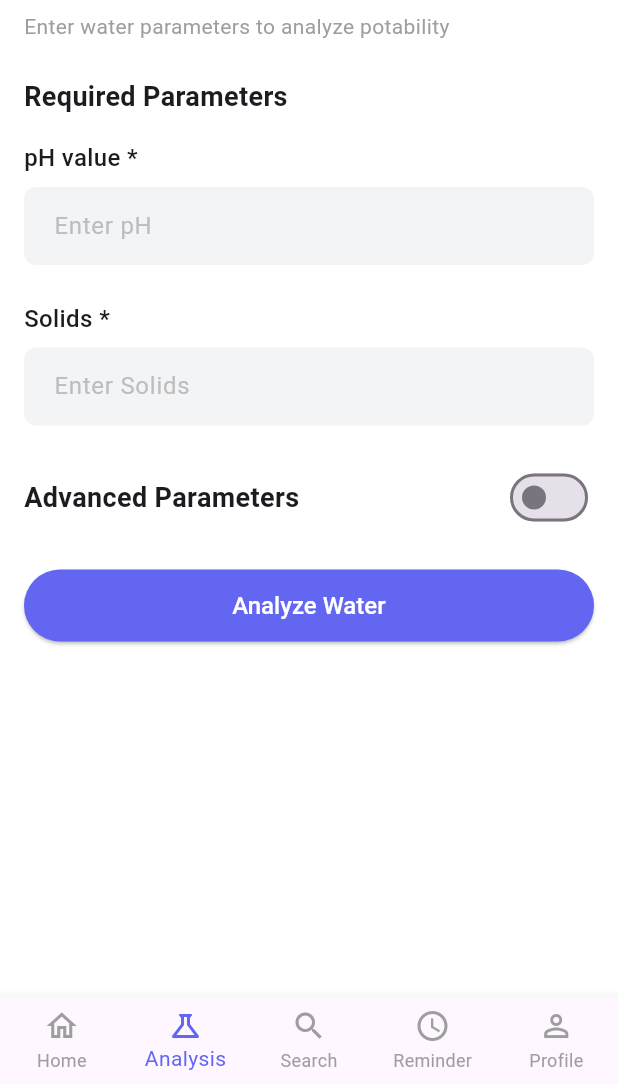
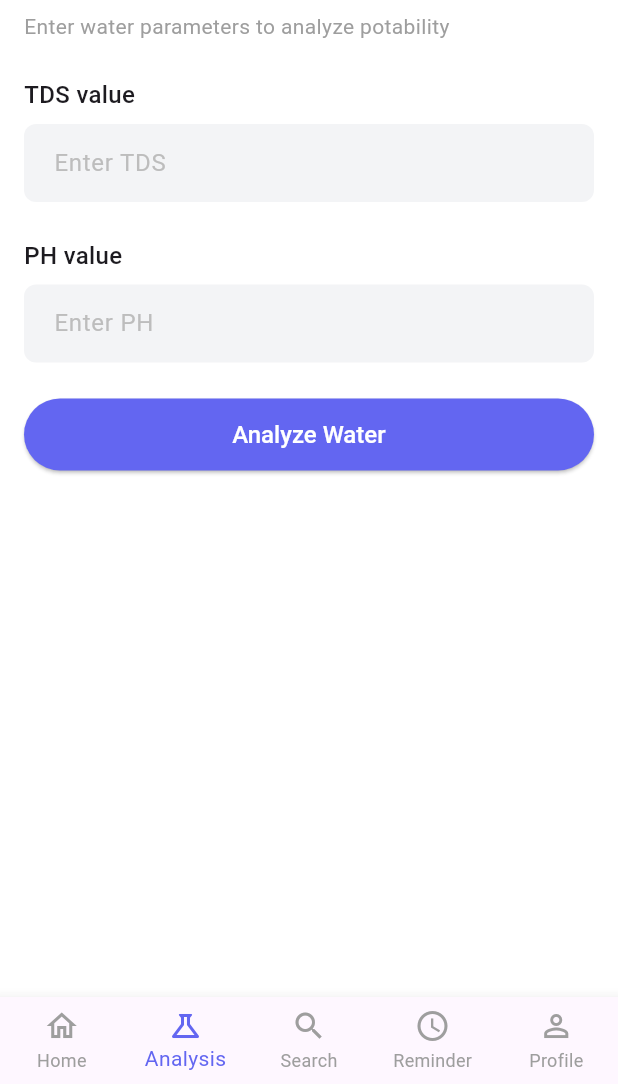
Before and after one commit to huixin0126/water_quality_analysis, a Flutter app: the WaterAnalysisPage screen opened by its route, on a phone screen of 412 x 824 dp, the part 152-1236 px from its top. Run offline on Flutter 3.47's test engine with Material 3 defaults, Android fonts, the light colour scheme and no system bars; our stand-ins replace cloud_firestore, firebase_auth, firebase_core, firebase_storage, fl_chart, flutter_local_notifications and 3 more; missing offline and left inert: flutter_app_badger, tflite_flutter; accounts and stored records are empty.

Commit message:
water_analysis_phtds

```diff
--- a/lib/pages/water_analysis_page.dart
+++ b/lib/pages/water_analysis_page.dart
@@ -11,41 +11,25 @@ class WaterAnalysisPage extends StatefulWidget {
 }
 
 class _WaterAnalysisPageState extends State<WaterAnalysisPage> {
+  final TextEditingController _tdsController = TextEditingController();
   final TextEditingController _phController = TextEditingController();
-  final TextEditingController _solidsController = TextEditingController();
-  final TextEditingController _hardnessController = TextEditingController();
-  final TextEditingController _chloraminesController = TextEditingController();
-  final TextEditingController _sulfateController = TextEditingController();
-  final TextEditingController _conductivityController = TextEditingController();
-  final TextEditingController _organicCarbonController = TextEditingController();
-  final TextEditingController _trihalomethanesController = TextEditingController();
-  final TextEditingController _turbidityController = TextEditingController();
-
   bool _isAnalyzing = false;
-  bool _showAdvancedOptions = false;
   final WaterPotabilityService _potabilityService = WaterPotabilityService();
   final WaterAnalysisFirestoreService _firestoreService = WaterAnalysisFirestoreService();
 
   @override
   void dispose() {
+    _tdsController.dispose();
     _phController.dispose();
-    _solidsController.dispose();
-    _hardnessController.dispose();
-    _chloraminesController.dispose();
-    _sulfateController.dispose();
-    _conductivityController.dispose();
-    _organicCarbonController.dispose();
-    _trihalomethanesController.dispose();
-    _turbidityController.dispose();
     super.dispose();
   }
 
   void _analyzeWater() async {
-    // Validate required inputs
-    if (_phController.text.isEmpty || _solidsController.text.isEmpty) {
+    // Validate inputs
+    if (_tdsController.text.isEmpty || _phController.text.isEmpty) {
       ScaffoldMessenger.of(context).showSnackBar(
         const SnackBar(
-          content: Text('Please enter both pH and Solids values'),
+          content: Text('Please enter both TDS and pH values'),
           backgroundColor: Colors.red,
         ),
       );
@@ -53,8 +37,8 @@ class _WaterAnalysisPageState extends State<WaterAnalysisPage> {
     }
 
     try {
+      final double tds = double.parse(_tdsController.text);
       final double ph = double.parse(_phController.text);
-      final double solids = double.parse(_solidsController.text);
 
       // Validate ranges
       if (ph < 0 || ph > 14) {
@@ -67,10 +51,10 @@ class _WaterAnalysisPageState extends State<WaterAnalysisPage> {
         return;
       }
 
-      if (solids < 0) {
+      if (tds < 0) {
         ScaffoldMessenger.of(context).showSnackBar(
           const SnackBar(
-            content: Text('Solids cannot be negative'),
+            content: Text('TDS cannot be negative'),
             backgroundColor: Colors.red,
           ),
         );
@@ -82,35 +66,15 @@ class _WaterAnalysisPageState extends State<WaterAnalysisPage> {
         _isAnalyzing = true;
       });
 
-      // Parse optional parameters
-      double? hardness = _hardnessController.text.isNotEmpty ? double.parse(_hardnessController.text) : null;
-      double? chloramines = _chloraminesController.text.isNotEmpty ? double.parse(_chloraminesController.text) : null;
-      double? sulfate = _sulfateController.text.isNotEmpty ? double.parse(_sulfateController.text) : null;
-      double? conductivity = _conductivityController.text.isNotEmpty ? double.parse(_conductivityController.text) : null;
-      double? organicCarbon = _organicCarbonController.text.isNotEmpty ? double.parse(_organicCarbonController.text) : null;
-      double? trihalomethanes = _trihalomethanesController.text.isNotEmpty ? double.parse(_trihalomethanesController.text) : null;
-      double? turbidity = _turbidityController.text.isNotEmpty ? double.parse(_turbidityController.text) : null;
-
       // Call the prediction service
-      final result = await _potabilityService.predictPotability(
-        ph,
-        solids,
-        hardness: hardness,
-        chloramines: chloramines,
-        sulfate: sulfate,
-        conductivity: conductivity,
-        organic_carbon: organicCarbon,
-        trihalomethanes: trihalomethanes,
-        turbidity: turbidity,
-      );
+      final result = await _potabilityService.predictPotability(ph, tds);
 
       // Save result to Firestore
       String analysisId = await _firestoreService.saveWaterAnalysisResult(
         ph: ph,
-        tds: solids, // Keep using tds field for backward compatibility
+        tds: tds,
         potableProbability: result['potable_probability'],
         isPotable: result['is_potable'],
-        turbidity: turbidity,
       );
 
       // Analysis complete
@@ -140,39 +104,6 @@ class _WaterAnalysisPageState extends State<WaterAnalysisPage> {
     }
   }
 
-  Widget _buildParameterField({
-    required TextEditingController controller,
-    required String label,
-    required String hint,
-    String? suffix,
-    bool isRequired = false,
-  }) {
-    return Column(
-      crossAxisAlignment: CrossAxisAlignment.start,
-      children: [
-        Text(
-          label + (isRequired ? ' *' : ''),
-          style: const TextStyle(
-            fontSize: 16,
-            fontWeight: FontWeight.w500,
-          ),
-        ),
-        const SizedBox(height: 8),
-        TextField(
-          controller: controller,
-          keyboardType: TextInputType.number,
-          decoration: InputDecoration(
-            hintText: hint,
-            filled: true,
-            fillColor: const Color(0xFFF3F4F6),
-            suffixText: suffix,
-          ),
-        ),
-        const SizedBox(height: 24),
-      ],
-    );
-  }
-
   @override
   Widget build(BuildContext context) {
     return Scaffold(
@@ -185,6 +116,7 @@ class _WaterAnalysisPageState extends State<WaterAnalysisPage> {
           },
         ),
         actions: [
+          // History button to see past analysis
           IconButton(
             icon: const Icon(Icons.history),
             onPressed: () {
@@ -217,114 +149,46 @@ class _WaterAnalysisPageState extends State<WaterAnalysisPage> {
 
             const SizedBox(height: 24),
 
-            // Required Parameters
+            // TDS value field
             const Text(
-              'Required Parameters',
+              'TDS value',
               style: TextStyle(
-                fontSize: 18,
-                fontWeight: FontWeight.bold,
+                fontSize: 16,
+                fontWeight: FontWeight.w500,
               ),
             ),
-            const SizedBox(height: 16),
-
-            // pH value field
-            _buildParameterField(
-              controller: _phController,
-              label: 'pH value',
-              hint: 'Enter pH',
-              isRequired: true,
+            const SizedBox(height: 8),
+            TextField(
+              controller: _tdsController,
+              keyboardType: TextInputType.number,
+              decoration: const InputDecoration(
+                hintText: 'Enter TDS',
+                filled: true,
+                fillColor: Color(0xFFF3F4F6),
+                suffixText: 'mg/L',
+              ),
             ),
 
-            // Solids value field
-            _buildParameterField(
-              controller: _solidsController,
-              label: 'Solids',
-              hint: 'Enter Solids',
-              suffix: 'mg/L',
-              isRequired: true,
+            const SizedBox(height: 24),
+
+            // PH value field
+            const Text(
+              'PH value',
+              style: TextStyle(
+                fontSize: 16,
+                fontWeight: FontWeight.w500,
+              ),
             ),
-
-            // Advanced Options Toggle
-            Row(
-              children: [
-                const Text(
-                  'Advanced Parameters',
-                  style: TextStyle(
-                    fontSize: 18,
-                    fontWeight: FontWeight.bold,
-                  ),
-                ),
-                const Spacer(),
-                Switch(
-                  value: _showAdvancedOptions,
-                  onChanged: (value) {
-                    setState(() {
-                      _showAdvancedOptions = value;
-                    });
-                  },
-                ),
-              ],
+            const SizedBox(height: 8),
+            TextField(
+              controller: _phController,
+              keyboardType: TextInputType.number,
+              decoration: const InputDecoration(
+                hintText: 'Enter PH',
+                filled: true,
+                fillColor: Color(0xFFF3F4F6),
+              ),
             ),
-
-            if (_showAdvancedOptions) ...[
-              const SizedBox(height: 16),
-
-              // Hardness
-              _buildParameterField(
-                controller: _hardnessController,
-                label: 'Hardness',
-                hint: 'Enter Hardness',
-                suffix: 'mg/L',
-              ),
-
-              // Chloramines
-              _buildParameterField(
-                controller: _chloraminesController,
-                label: 'Chloramines',
-                hint: 'Enter Chloramines',
-                suffix: 'mg/L',
-              ),
-
-              // Sulfate
-              _buildParameterField(
-                controller: _sulfateController,
-                label: 'Sulfate',
-                hint: 'Enter Sulfate',
-                suffix: 'mg/L',
-              ),
-
-              // Conductivity
-              _buildParameterField(
-                controller: _conductivityController,
-                label: 'Conductivity',
-                hint: 'Enter Conductivity',
-                suffix: 'µS/cm',
-              ),
-
-              // Organic Carbon
-              _buildParameterField(
-                controller: _organicCarbonController,
-                label: 'Organic Carbon',
-                hint: 'Enter Organic Carbon',
-                suffix: 'mg/L',
-              ),
-
-              // Trihalomethanes
-              _buildParameterField(
-                controller: _trihalomethanesController,
-                label: 'Trihalomethanes',
-                hint: 'Enter Trihalomethanes',
-                suffix: 'µg/L',
-              ),
-
-              // Turbidity
-              _buildParameterField(
-                controller: _turbidityController,
-                label: 'Turbidity',
-                hint: 'Enter Turbidity',
-                suffix: 'NTU',
-              ),
-            ],
 
             const SizedBox(height: 24),
 
--- a/lib/services/water_potability_service.dart
+++ b/lib/services/water_potability_service.dart
@@ -2,43 +2,22 @@ import 'dart:convert';
 import 'package:http/http.dart' as http;
 
 class WaterPotabilityService {
-  // URL to your Flask API
+  // URL to your Flask API (Option 1 from previous explanation)
+  // If deployed locally for testing, use http://10.0.2.2:5000 for Android emulator
+  // or your local IP address for physical devices
   final String apiUrl = 'https://water-quality-analysis-w0kk.onrender.com';
 
-  /// Predicts water potability based on water quality parameters
-  /// Required parameters: ph, solids
-  /// Optional parameters: hardness, chloramines, sulfate, conductivity, organic_carbon, trihalomethanes, turbidity
-  Future<Map<String, dynamic>> predictPotability(
-    double ph,
-    double solids, {
-    double? hardness,
-    double? chloramines,
-    double? sulfate,
-    double? conductivity,
-    double? organic_carbon,
-    double? trihalomethanes,
-    double? turbidity,
-  }) async {
+  /// Predicts water potability based on ph and tds values
+  /// Returns a Map with potability probability and results
+  Future<Map<String, dynamic>> predictPotability(double ph, double tds) async {
     try {
-      // Prepare request body with all parameters
-      final Map<String, dynamic> requestBody = {
-        'ph': ph,
-        'solids': solids,
-      };
-
-      // Add optional parameters if provided
-      if (hardness != null) requestBody['hardness'] = hardness;
-      if (chloramines != null) requestBody['chloramines'] = chloramines;
-      if (sulfate != null) requestBody['sulfate'] = sulfate;
-      if (conductivity != null) requestBody['conductivity'] = conductivity;
-      if (organic_carbon != null) requestBody['organic_carbon'] = organic_carbon;
-      if (trihalomethanes != null) requestBody['trihalomethanes'] = trihalomethanes;
-      if (turbidity != null) requestBody['turbidity'] = turbidity;
-
       final response = await http.post(
-        Uri.parse('$apiUrl/predict'),
+        Uri.parse(apiUrl),
         headers: {'Content-Type': 'application/json'},
-        body: jsonEncode(requestBody),
+        body: jsonEncode({
+          'ph': ph,
+          'tds': tds,
+        }),
       );
 
       if (response.statusCode == 200) {
@@ -48,26 +27,27 @@ class WaterPotabilityService {
       }
     } catch (e) {
       // For quick testing when API is not available, return mock data
+      // Remove this in production and handle errors properly
       print('Error connecting to API: $e');
-      return _getMockPrediction(ph, solids);
+      return _getMockPrediction(ph, tds);
     }
   }
 
   // Mock prediction for testing without an API
-  Map<String, dynamic> _getMockPrediction(double ph, double solids) {
+  Map<String, dynamic> _getMockPrediction(double ph, double tds) {
     // Simple logic to mimic the model prediction
-    // pH between 6.5-8.5 and lower solids generally means better water
+    // pH between 6.5-8.5 and lower TDS generally means better water
     bool isGoodPh = ph >= 6.5 && ph <= 8.5;
-    bool isGoodSolids = solids < 500;
+    bool isGoodTds = tds < 500;
 
     double potableProbability = 0.0;
 
-    if (isGoodPh && isGoodSolids) {
+    if (isGoodPh && isGoodTds) {
       potableProbability = 85.0 + (8.5 - ph).abs() * 5;
-    } else if (isGoodPh || isGoodSolids) {
-      potableProbability = 50.0 + (isGoodPh ? 15 : 0) + (isGoodSolids ? 15 : 0);
+    } else if (isGoodPh || isGoodTds) {
+      potableProbability = 50.0 + (isGoodPh ? 15 : 0) + (isGoodTds ? 15 : 0);
     } else {
-      potableProbability = 30.0 - (ph < 6.5 || ph > 8.5 ? 10 : 0) - (solids > 1000 ? 10 : 0);
+      potableProbability = 30.0 - (ph < 6.5 || ph > 8.5 ? 10 : 0) - (tds > 1000 ? 10 : 0);
     }
 
     // Ensure values stay in range
```
Also changed, not shown: 5 other files.
